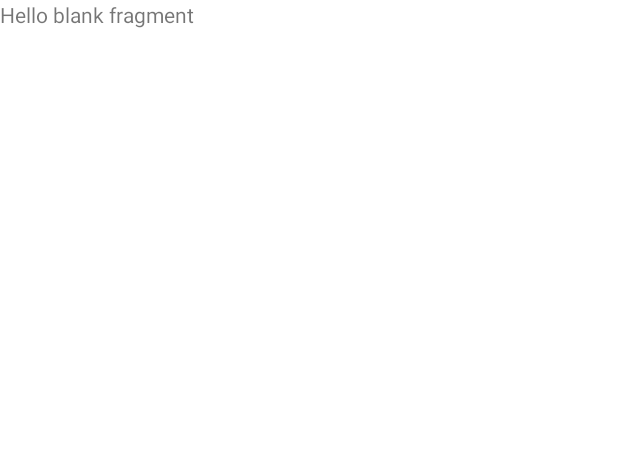
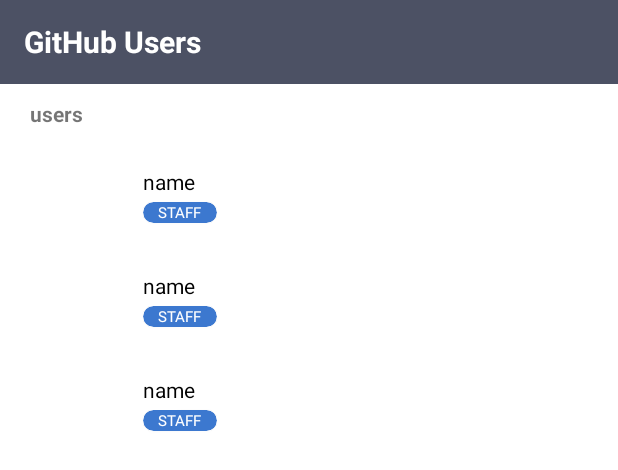
Before and after one commit to TTXD19/CathayBkExerciseTask_Welsen, an Android app: the layout fragment_user_list.xml on its own in the app's theme, with its tools: preview values and no code run, on a phone screen of 412 x 824 dp. Shown: the top 470 px of the screen. Run offline under Robolectric (Android 15) with nearby library versions, the phone set to English and light mode, and no system bars.

Commit message:
feat: Add user is staff recognition function and remove unnecessary file

```diff
--- a/app/src/main/java/com/android/project/cathaybkexercisetask_welsen/data/model/UserListModel.kt
+++ b/app/src/main/java/com/android/project/cathaybkexercisetask_welsen/data/model/UserListModel.kt
@@ -3,7 +3,10 @@ package com.android.project.cathaybkexercisetask_welsen.data.model
 import com.google.gson.annotations.SerializedName
 
 data class UserListModel(
+    @SerializedName("id") val userId: Long,
     @SerializedName("login") val userName: String?,
     @SerializedName("avatar_url") val userImageUrl: String?,
     @SerializedName("site_admin") val userSiteAdmin: Boolean?
-)
+) {
+    fun isUserSiteAdmin(): Boolean = userSiteAdmin == true
+}
--- a/app/src/main/java/com/android/project/cathaybkexercisetask_welsen/ui/user_list/UserListFragment.kt
+++ b/app/src/main/java/com/android/project/cathaybkexercisetask_welsen/ui/user_list/UserListFragment.kt
@@ -6,6 +6,7 @@ import androidx.fragment.app.Fragment
 import android.view.LayoutInflater
 import android.view.View
 import android.view.ViewGroup
+import androidx.core.view.isVisible
 import com.android.project.cathaybkexercisetask_welsen.data.model.UserListModel
 import com.android.project.cathaybkexercisetask_welsen.databinding.FragmentUserListBinding
 import dagger.hilt.android.AndroidEntryPoint
@@ -18,6 +19,8 @@ class UserListFragment : Fragment(), UserListContract.IUserListView {
 
     @Inject
     lateinit var userListPresenter: UserListPresenter
+
+    private val userListAdapter: UserListAdapter by lazy { UserListAdapter() }
 
 
     override fun onCreateView(
@@ -34,6 +37,9 @@ class UserListFragment : Fragment(), UserListContract.IUserListView {
     }
 
     override fun onGetUserList(userList: List<UserListModel>) {
+        binding.recyclerViewUserList
+            .apply { adapter = userListAdapter }
+            .also { userListAdapter.submitList(userList) }
         Log.d("TestData", "successUI")
     }
 }
--- a/app/src/main/res/layout/fragment_user_list.xml
+++ b/app/src/main/res/layout/fragment_user_list.xml
@@ -1,14 +1,46 @@
 <?xml version="1.0" encoding="utf-8"?>
-<FrameLayout xmlns:android="http://schemas.android.com/apk/res/android"
+<androidx.constraintlayout.widget.ConstraintLayout xmlns:android="http://schemas.android.com/apk/res/android"
+    xmlns:app="http://schemas.android.com/apk/res-auto"
     xmlns:tools="http://schemas.android.com/tools"
     android:layout_width="match_parent"
     android:layout_height="match_parent"
     tools:context=".ui.user_list.UserListFragment">
 
-    <!-- TODO: Update blank fragment layout -->
-    <TextView
+    <com.google.android.material.appbar.MaterialToolbar
+        android:id="@+id/toolbar"
         android:layout_width="match_parent"
-        android:layout_height="match_parent"
-        android:text="@string/hello_blank_fragment" />
+        android:layout_height="wrap_content"
+        android:background="@color/gray"
+        app:layout_constraintTop_toTopOf="parent">
 
-</FrameLayout>
+        <com.google.android.material.textview.MaterialTextView
+            android:layout_width="wrap_content"
+            android:layout_height="wrap_content"
+            android:text="@string/github_users"
+            android:textColor="@android:color/white"
+            android:textStyle="bold"
+            android:textSize="20dp" />
+    </com.google.android.material.appbar.MaterialToolbar>
+
+    <com.google.android.material.textview.MaterialTextView
+        android:id="@+id/tvTitle"
+        android:layout_width="wrap_content"
+        android:layout_height="wrap_content"
+        android:layout_marginStart="20dp"
+        android:layout_marginTop="10dp"
+        android:text="@string/users"
+        android:textStyle="bold"
+        app:layout_constraintStart_toStartOf="parent"
+        app:layout_constraintTop_toBottomOf="@+id/toolbar" />
+
+    <androidx.recyclerview.widget.RecyclerView
+        android:id="@+id/recyclerViewUserList"
+        android:layout_width="match_parent"
+        android:layout_height="0dp"
+        android:layout_marginTop="10dp"
+        app:layoutManager="androidx.recyclerview.widget.LinearLayoutManager"
+        app:layout_constraintBottom_toBottomOf="parent"
+        app:layout_constraintTop_toBottomOf="@+id/tvTitle"
+        tools:listitem="@layout/vh_user_list" />
+
+</androidx.constraintlayout.widget.ConstraintLayout>
--- a/app/src/main/res/layout/vh_user_list.xml
+++ b/app/src/main/res/layout/vh_user_list.xml
@@ -7,8 +7,8 @@
 
     <com.google.android.material.imageview.ShapeableImageView
         android:id="@+id/imageUser"
-        android:layout_width="30dp"
-        android:layout_height="30dp"
+        android:layout_width="45dp"
+        android:layout_height="45dp"
         android:layout_marginStart="30dp"
         android:layout_marginVertical="12dp"
         app:layout_constraintBottom_toBottomOf="parent"
@@ -22,9 +22,27 @@
         android:layout_height="wrap_content"
         android:layout_marginStart="20dp"
         android:textColor="@android:color/black"
-        app:layout_constraintBottom_toBottomOf="@+id/imageUser"
+        app:layout_constraintBottom_toTopOf="@+id/cardViewStaff"
         app:layout_constraintStart_toEndOf="@+id/imageUser"
         app:layout_constraintTop_toTopOf="@+id/imageUser"
-        tools:text="mojumbo" />
+        tools:text="name" />
 
+    <com.google.android.material.card.MaterialCardView
+        android:id="@+id/cardViewStaff"
+        android:layout_width="wrap_content"
+        android:layout_height="wrap_content"
+        app:cardBackgroundColor="@color/blue"
+        app:cardCornerRadius="20dp"
+        app:layout_constraintBottom_toBottomOf="@id/imageUser"
+        app:layout_constraintStart_toStartOf="@id/tvUserName"
+        app:layout_constraintTop_toBottomOf="@+id/tvUserName">
+
+        <com.google.android.material.textview.MaterialTextView
+            android:layout_width="wrap_content"
+            android:layout_height="wrap_content"
+            android:layout_marginHorizontal="10dp"
+            android:text="@string/staff"
+            android:textSize="10dp"
+            android:textColor="@android:color/white" />
+    </com.google.android.material.card.MaterialCardView>
 </androidx.constraintlayout.widget.ConstraintLayout>
--- a/app/src/main/res/values-night/themes.xml
+++ b/app/src/main/res/values-night/themes.xml
@@ -1,9 +1,9 @@
 <resources xmlns:tools="http://schemas.android.com/tools">
     <!-- Base application theme. -->
-    <style name="Theme.CathayBkExerciseTask_Welsen" parent="Theme.MaterialComponents.DayNight.DarkActionBar">
+    <style name="Theme.CathayBkExerciseTask_Welsen" parent="Theme.MaterialComponents.DayNight.NoActionBar">
         <!-- Primary brand color. -->
         <item name="colorPrimary">@color/purple_200</item>
-        <item name="colorPrimaryVariant">@color/purple_700</item>
+        <item name="colorPrimaryVariant">@color/gray_2</item>
         <item name="colorOnPrimary">@color/black</item>
         <!-- Secondary brand color. -->
         <item name="colorSecondary">@color/teal_200</item>
--- a/app/src/main/res/values/colors.xml
+++ b/app/src/main/res/values/colors.xml
@@ -7,4 +7,7 @@
     <color name="teal_700">#FF018786</color>
     <color name="black">#FF000000</color>
     <color name="white">#FFFFFFFF</color>
+    <color name="gray">#4C5164</color>
+    <color name="gray_2">#434959</color>
+    <color name="blue">#3C78CF</color>
 </resources>
--- a/app/src/main/res/values/strings.xml
+++ b/app/src/main/res/values/strings.xml
@@ -1,5 +1,7 @@
 <resources>
     <string name="app_name">CathayBkExerciseTask_Welsen</string>
-    <!-- TODO: Remove or change this placeholder text -->
     <string name="hello_blank_fragment">Hello blank fragment</string>
+    <string name="users">users</string>
+    <string name="github_users">GitHub Users</string>
+    <string name="staff">STAFF</string>
 </resources>
--- a/app/src/main/res/values/themes.xml
+++ b/app/src/main/res/values/themes.xml
@@ -1,9 +1,9 @@
 <resources xmlns:tools="http://schemas.android.com/tools">
     <!-- Base application theme. -->
-    <style name="Theme.CathayBkExerciseTask_Welsen" parent="Theme.MaterialComponents.DayNight.DarkActionBar">
+    <style name="Theme.CathayBkExerciseTask_Welsen" parent="Theme.MaterialComponents.DayNight.NoActionBar">
         <!-- Primary brand color. -->
         <item name="colorPrimary">@color/purple_500</item>
-        <item name="colorPrimaryVariant">@color/purple_700</item>
+        <item name="colorPrimaryVariant">@color/gray_2</item>
         <item name="colorOnPrimary">@color/white</item>
         <!-- Secondary brand color. -->
         <item name="colorSecondary">@color/teal_200</item>
```
Also changed, not shown: app/src/main/java/com/android/project/cathaybkexercisetask_welsen/data/repository/GithubServiceRepository.kt (+4 -3 lines), app/src/main/java/com/android/project/cathaybkexercisetask_welsen/di/LiveDataCallAdapter.kt (deleted, +0 -31 lines), app/src/main/java/com/android/project/cathaybkexercisetask_welsen/di/LiveDataCallAdapterFactory.kt (deleted, +0 -14 lines), app/src/main/java/com/android/project/cathaybkexercisetask_welsen/ui/user_list/UserListAdapter.kt (+46 -1 lines).
